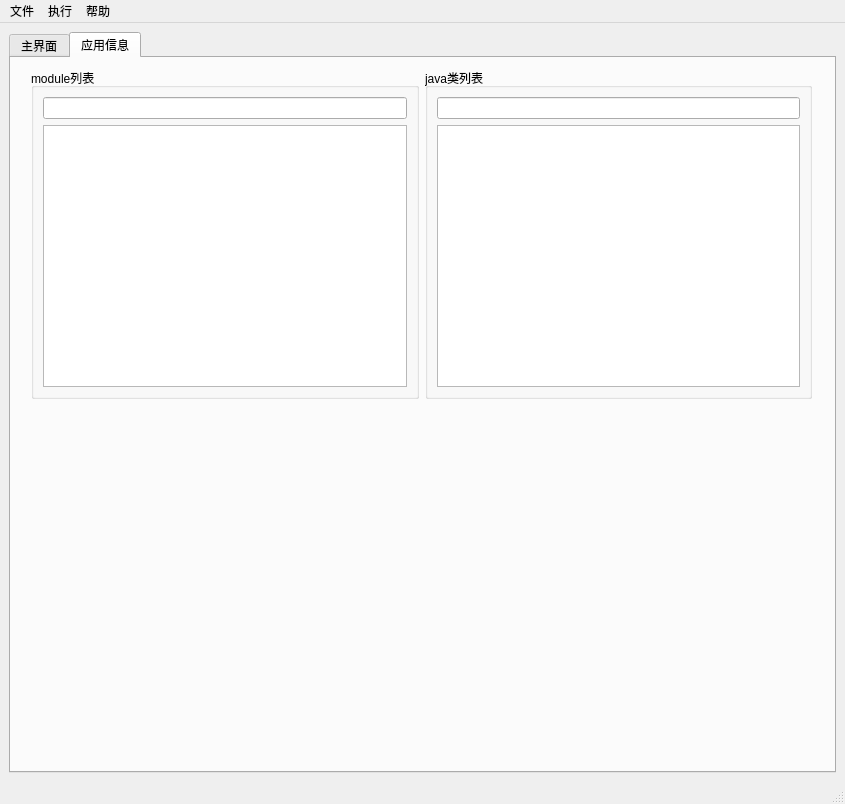
Qt form ui/kmain.ui (dqzg12300/fridaUiTools) before a commit.
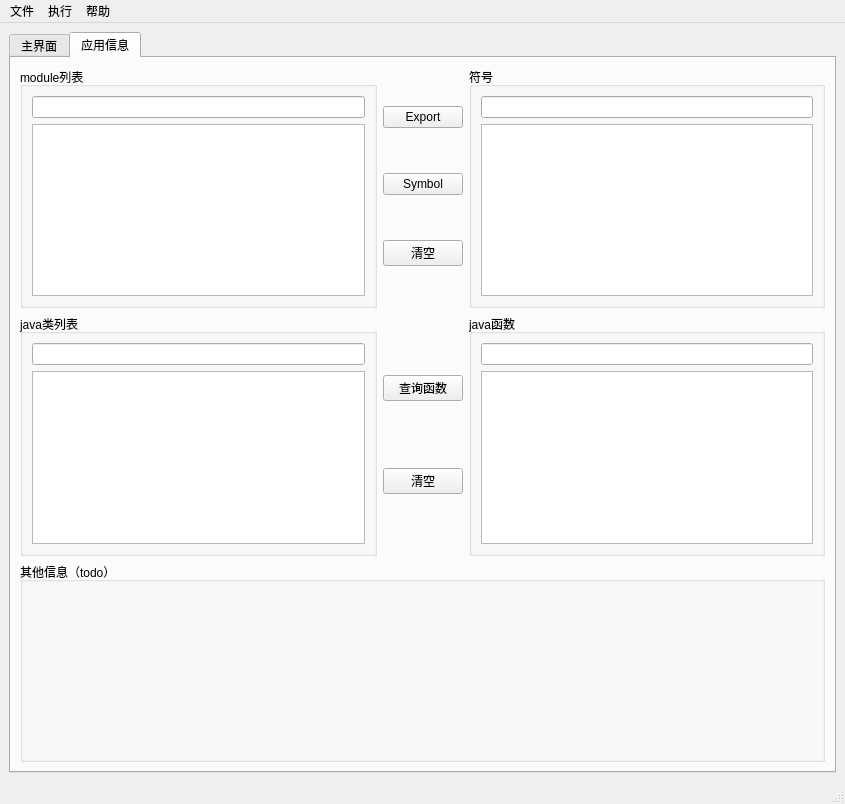
The same form after that commit. The open tabs and pages were chosen to show the change.

Commit message: 增加sslpinning yang神的三件套 加密函数hook 批量nativehook  appinfo初始信息优化

Diff of the .ui file:
```diff
--- a/ui/kmain.ui
+++ b/ui/kmain.ui
@@ -385,15 +385,8 @@
        <attribute name="title">
         <string>应用信息</string>
        </attribute>
-       <widget class="QWidget" name="layoutWidget">
-        <property name="geometry">
-         <rect>
-          <x>20</x>
-          <y>10</y>
-          <width>781</width>
-          <height>331</height>
-         </rect>
-        </property>
+       <layout class="QGridLayout" name="gridLayout_14">
+        <item row="0" column="0">
         <layout class="QHBoxLayout" name="horizontalLayout_2">
          <item>
           <widget class="QGroupBox" name="groupBox_3">
@@ -411,6 +404,50 @@
           </widget>
          </item>
          <item>
+           <layout class="QVBoxLayout" name="verticalLayout">
+            <item>
+             <widget class="QPushButton" name="btnExport">
+              <property name="text">
+               <string>Export</string>
+              </property>
+             </widget>
+            </item>
+            <item>
+             <widget class="QPushButton" name="btnSymbol">
+              <property name="text">
+               <string>Symbol</string>
+              </property>
+             </widget>
+            </item>
+            <item>
+             <widget class="QPushButton" name="btnSymbolClear">
+              <property name="text">
+               <string>清空</string>
+              </property>
+             </widget>
+            </item>
+           </layout>
+          </item>
+          <item>
+           <widget class="QGroupBox" name="groupBox_5">
+            <property name="title">
+             <string>符号</string>
+            </property>
+            <layout class="QGridLayout" name="gridLayout_12">
+             <item row="0" column="0">
+              <widget class="QLineEdit" name="txtSymbol"/>
+             </item>
+             <item row="1" column="0">
+              <widget class="QListWidget" name="listSymbol"/>
+             </item>
+            </layout>
+           </widget>
+          </item>
+         </layout>
+        </item>
+        <item row="1" column="0">
+         <layout class="QHBoxLayout" name="horizontalLayout_3">
+          <item>
           <widget class="QGroupBox" name="groupBox_4">
            <property name="title">
             <string>java类列表</string>
@@ -425,8 +462,55 @@
            </layout>
           </widget>
          </item>
-        </layout>
-       </widget>
+          <item>
+           <layout class="QVBoxLayout" name="verticalLayout_2">
+            <item>
+             <widget class="QPushButton" name="btnMethod">
+              <property name="text">
+               <string>查询函数</string>
+              </property>
+             </widget>
+            </item>
+            <item>
+             <widget class="QPushButton" name="btnMethodClear">
+              <property name="text">
+               <string>清空</string>
+              </property>
+             </widget>
+            </item>
+           </layout>
+          </item>
+          <item>
+           <widget class="QGroupBox" name="groupBox_6">
+            <property name="title">
+             <string>java函数</string>
+            </property>
+            <layout class="QGridLayout" name="gridLayout_13">
+             <item row="1" column="0">
+              <widget class="QListWidget" name="listMethod"/>
+             </item>
+             <item row="0" column="0">
+              <widget class="QLineEdit" name="txtMethod"/>
+             </item>
+            </layout>
+           </widget>
+          </item>
+         </layout>
+        </item>
+        <item row="2" column="0">
+         <widget class="QGroupBox" name="groupBox_7">
+          <property name="minimumSize">
+           <size>
+            <width>0</width>
+            <height>200</height>
+           </size>
+          </property>
+          <property name="title">
+           <string>其他信息（todo）</string>
+          </property>
+         </widget>
+        </item>
+       </layout>
       </widget>
      </widget>
     </item>
```
Left out of the diff: 83 changed lines with no effect on the pictures. Lines whose indentation alone changed are shown as unchanged. The commit also changes 17 other files.
